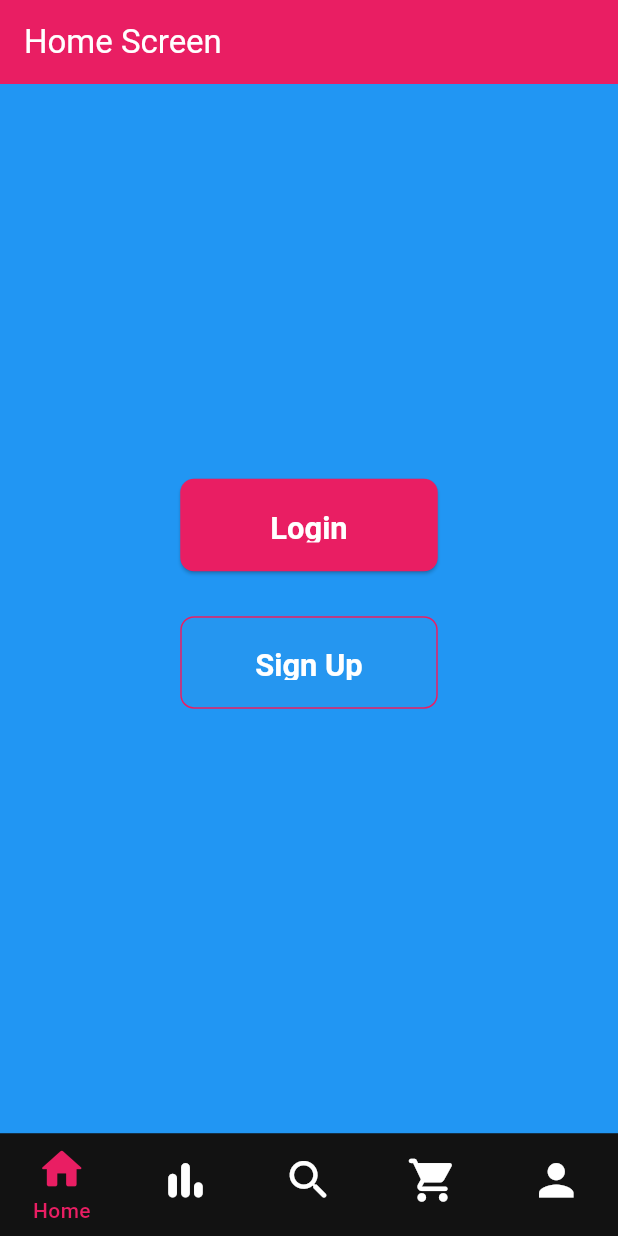
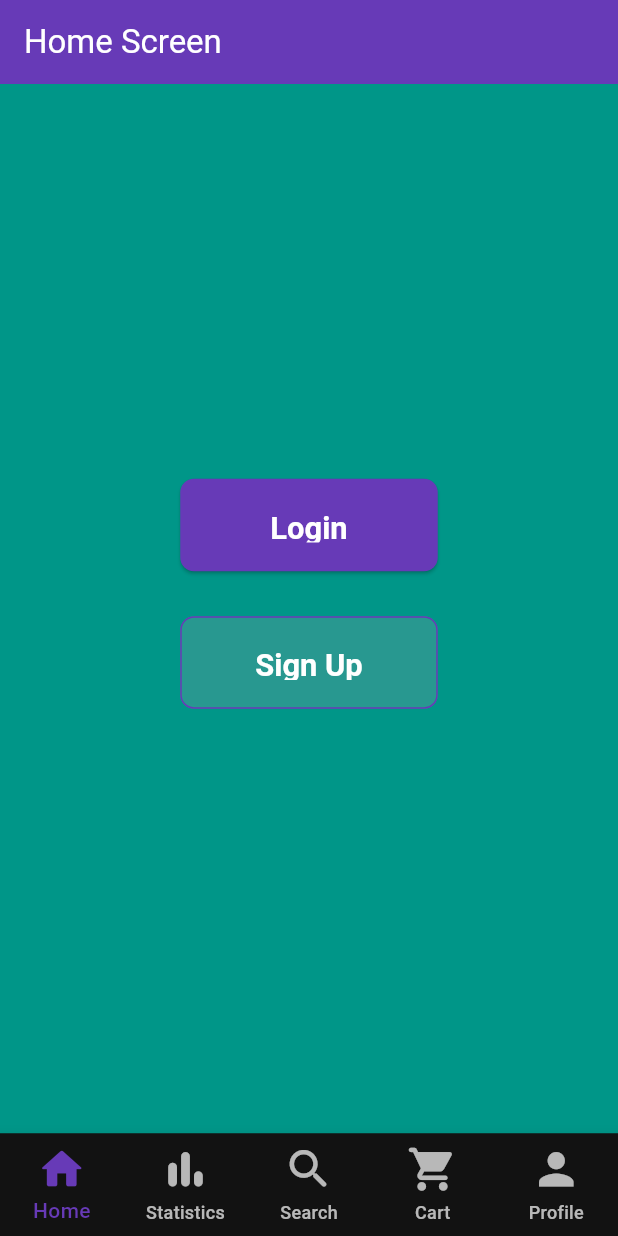
Before and after one commit to Abhprog/finance_app, a Flutter app: the HomeScreen screen opened by its route, on a phone screen of 412 x 824 dp. Run offline on Flutter 3.47's test engine with Material 3 defaults, Android fonts, the phone set to English and light mode, and no system bars; our stand-ins replace concentric_transition, flutter_bloc, flutter_screenutil, go_router, pin_code_fields, shared_preferences and 1 more; missing offline and left inert: flutter_timer_countdown; accounts and stored records are empty.

Commit message:
Making some code refactoring & applying CEPERATION OF CONCERNS concept

```diff
--- a/lib/core/routing/router_generation_config.dart
+++ b/lib/core/routing/router_generation_config.dart
@@ -6,6 +6,8 @@ import '../../features/auth/forgot_password/presentation/views/forgot_password.d
 import '../../features/auth/login/presentation/views/login_screen.dart';
 import '../../features/auth/otp_verification/presentation/views/otp_verification_screen.dart';
 import '../../features/auth/signup/presentation/views/signup_screen.dart';
+import '../../features/home/presentation/cubit/home_cubit.dart'
+    show HomeCubit, HomeState;
 import '../../features/home/presentation/views/home_screen.dart';
 import '../../features/onboarding/presentation/cubit/onboarding_cuibt.dart';
 import 'app_routes.dart';
@@ -28,7 +30,11 @@ final GoRouter router = GoRouter(
 
     GoRoute(
       path: AppRoutes.home,
-      builder: (context, state) => HomeScreen(title: 'Home Screen'),
+      builder:
+          (context, state) => BlocProvider(
+            create: (context) => HomeCubit(HomeState(index: 0)),
+            child: HomeScreen(title: 'Home Screen'),
+          ),
       // routes: [
       //   GoRoute(path: 'profile', builder: (context, state) => ProfileScreen()),
       // ],
--- a/lib/core/shared/theme/colors/base_app_colors.dart
+++ b/lib/core/shared/theme/colors/base_app_colors.dart
@@ -3,5 +3,5 @@ import 'package:flutter/material.dart' show Colors;
 class BaseAppColors {
   BaseAppColors._();
 
-  static const primaryColor = Colors.pink;
+  static const primaryColor = Colors.deepPurple;
 }
--- a/lib/core/shared/theme/styles/theme_data_dark.dart
+++ b/lib/core/shared/theme/styles/theme_data_dark.dart
@@ -104,7 +104,7 @@ OutlinedButtonThemeData _getOutlinedButtonTheme() {
   return OutlinedButtonThemeData(
     style: ButtonStyle(
       backgroundColor: WidgetStatePropertyAll<Color>(
-        AppColorsDark.secondaryColor.withAlpha(10),
+        AppColorsDark.secondaryColor.withAlpha(70),
       ),
       side: WidgetStatePropertyAll<BorderSide?>(
         BorderSide(color: AppColorsDark.primaryColor, width: 1.5),
--- /dev/null
+++ b/lib/features/home/presentation/cubit/home_cubit.dart
@@ -0,0 +1,19 @@
+import 'package:flutter_bloc/flutter_bloc.dart' show Cubit;
+
+class HomeCubit extends Cubit<HomeState> {
+  HomeCubit(super.initialState);
+
+  void setTabIndex(int newIndex) {
+    emit(state.copyWith(index: newIndex));
+  }
+}
+
+class HomeState {
+  final int index;
+
+  HomeState({required this.index});
+
+  HomeState copyWith({int? index}) {
+    return HomeState(index: index ?? this.index);
+  }
+}
--- a/lib/features/home/presentation/views/home_screen.dart
+++ b/lib/features/home/presentation/views/home_screen.dart
@@ -10,41 +10,32 @@ import 'package:flutter/material.dart'
         Container,
         Icon,
         Icons,
+        IndexedStack,
+        Key,
         MainAxisAlignment,
         SizedBox,
-        State,
-        StatefulWidget,
+        StatelessWidget,
         Text,
         Theme,
         Widget;
+import 'package:flutter_bloc/flutter_bloc.dart' show BlocBuilder, ReadContext;
 import 'package:flutter_screenutil/flutter_screenutil.dart';
 
 import '../../../../core/shared/widgets/custom_scaffold.dart';
 import '../../../../core/shared/widgets/primary_button_widget.dart';
 import '../../../../core/shared/widgets/outlined_primary_button.dart';
+import '../cubit/home_cubit.dart' show HomeCubit, HomeState;
 
-class HomeScreen extends StatefulWidget {
-  const HomeScreen({super.key, required this.title});
-
+class HomeScreen extends StatelessWidget {
   final String title;
 
-  @override
-  State<HomeScreen> createState() => _HomeScreenState();
-}
-
-class _HomeScreenState extends State<HomeScreen> {
-  int _currentIndex = 0;
-  void _onItemTapped(int index) {
-    setState(() {
-      _currentIndex = index;
-    });
-  }
+  HomeScreen({super.key, required this.title});
 
   final List<Widget> screens = [
     Container(
       width: double.infinity,
       height: double.infinity,
-      color: Colors.blue,
+      color: Colors.teal,
       child: Column(
         spacing: 10,
         mainAxisAlignment: MainAxisAlignment.center,
@@ -82,19 +73,7 @@ class _HomeScreenState extends State<HomeScreen> {
     ),
   ];
 
-  @override
-  Widget build(BuildContext context) {
-    return CustomScaffold(
-      appBar: AppBar(title: Text(widget.title)),
-      bottomNavigationBar: BottomNavigationBar(
-        type: BottomNavigationBarType.fixed,
-        selectedItemColor: Theme.of(context).colorScheme.primary,
-        unselectedItemColor: Theme.of(context).colorScheme.onSurface,
-        elevation: 1,
-        showUnselectedLabels: false,
-        currentIndex: _currentIndex,
-        onTap: _onItemTapped,
-        items: [
+  var tabItems = [
     BottomNavigationBarItem(
       icon: Icon(Icons.home_rounded, size: 30.sp),
       label: 'Home',
@@ -115,9 +94,26 @@ class _HomeScreenState extends State<HomeScreen> {
       icon: Icon(Icons.person, size: 30.sp),
       label: 'Profile',
     ),
-        ],
+  ];
+
+  @override
+  Widget build(BuildContext context) {
+    return BlocBuilder<HomeCubit, HomeState>(
+      builder: (context, state) {
+        final homeCubit = context.read<HomeCubit>();
+        return CustomScaffold(
+          appBar: AppBar(title: Text(title)),
+          bottomNavigationBar: BottomNavigationBar(
+            key: const Key('bottom_navigation_bar'),
+            type: BottomNavigationBarType.fixed,
+            selectedItemColor: Theme.of(context).colorScheme.primary,
+            currentIndex: state.index,
+            onTap: (newIndex) => homeCubit.setTabIndex(newIndex),
+            items: tabItems,
           ),
-      body: screens[_currentIndex],
+          body: IndexedStack(index: state.index, children: screens),
+        );
+      },
     );
   }
 }
```
Also changed, not shown: lib/features/onboarding/presentation/views/onboarding_screen.dart (+8 -8 lines). Lines whose indentation alone changed are shown as unchanged.
